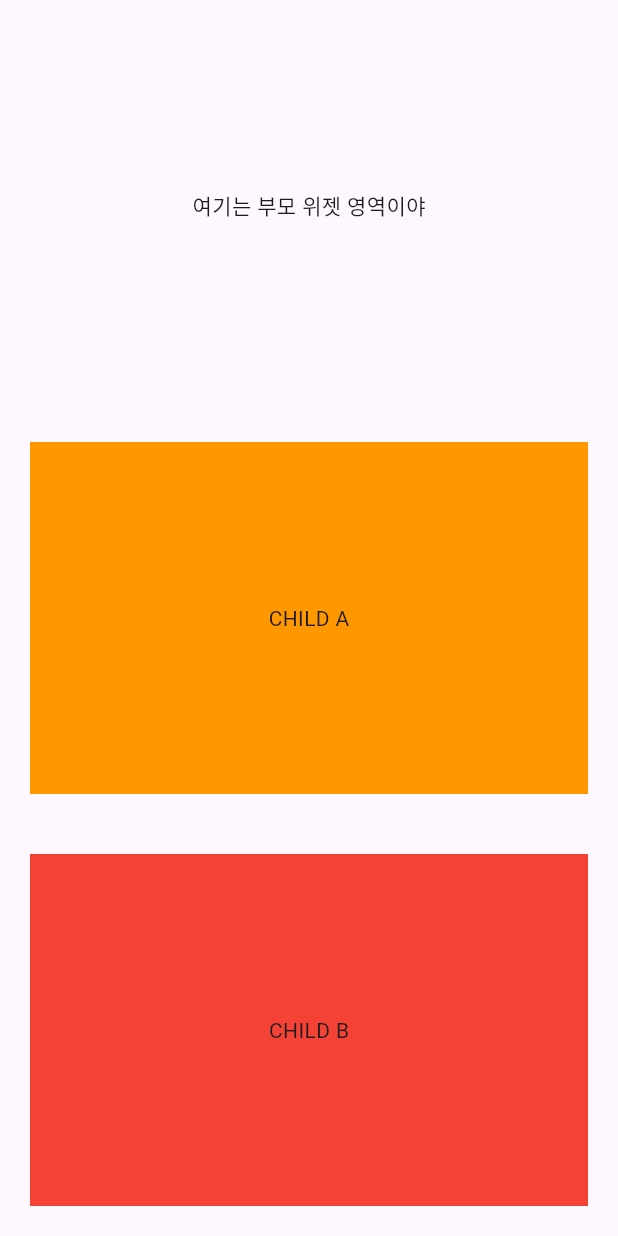
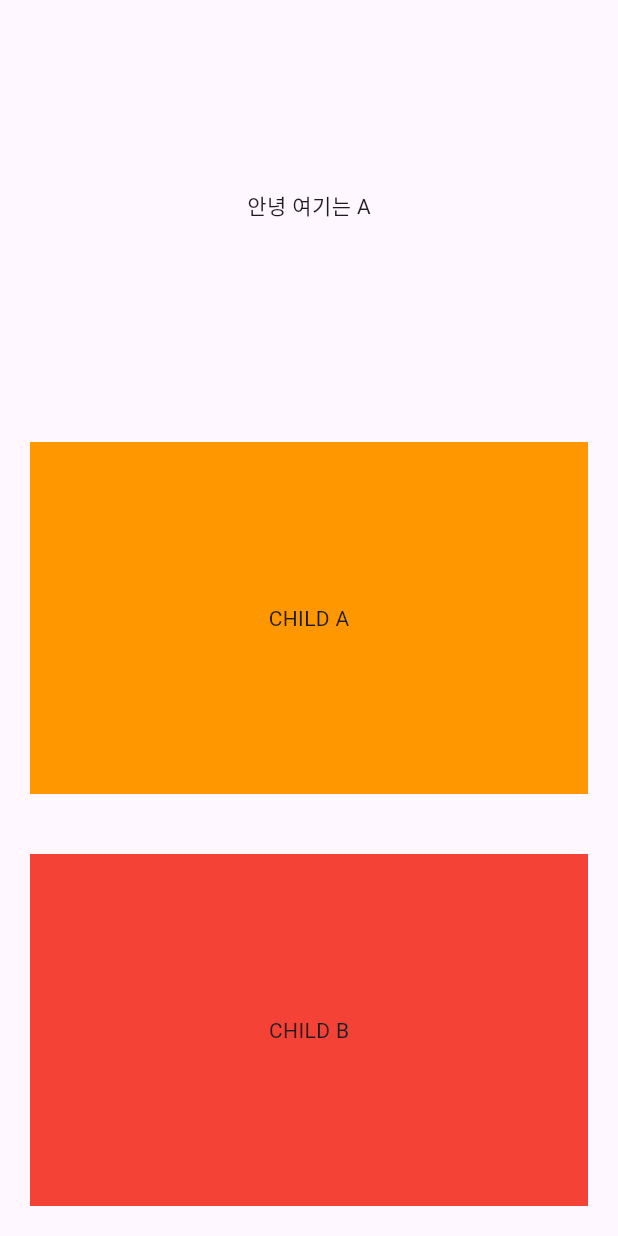
Before and after one commit to aSpring712/dart-flutter, a Flutter app: the screen it shows after launch, after a tap on "CHILD A", on a phone screen of 412 x 824 dp. Run offline on Flutter 3.47's test engine with Material 3 defaults, Android fonts, the phone set to English and light mode, and no system bars; our stand-ins replace font_awesome_flutter, google_fonts; network calls fail.

Commit message:
부모에게 전달

```diff
--- a/class_callback/lib/main.dart
+++ b/class_callback/lib/main.dart
@@ -23,6 +23,7 @@ class _MyAppState extends State<MyApp> {
   // (context) {} --> parameter type : BuildContext
   void onCallbackPressed(String msg) {
     // stf 위젯에 화면을 렌더링 하려면 --> setState() 함수를 써야 함
+    // setState --> build() 함수를 다시 실행 해!!!
     setState(() {
       // childMessageContent = "자식에게 이벤트 발생 했네";
       childMessageContent = msg;
@@ -31,6 +32,8 @@ class _MyAppState extends State<MyApp> {
 
   @override
   Widget build(BuildContext context) {
+    // build <---
+    print("부모 위젯에 빌드 함수가 다시 호출 되니?");
     return MaterialApp(
       home: SafeArea( // device 마다 body 영역 다르므로, body 영역의 적당한 곳에 배치
         child: Scaffold(
@@ -40,10 +43,10 @@ class _MyAppState extends State<MyApp> {
                   child: Center(child: Text(childMessageContent))
               ),
               Expanded(flex: 1, child: ChildA(
-                callback: onCallbackPressed,
+                onCallback: onCallbackPressed,
               )), // Expanded : 확장
               Expanded(flex: 1, child: ChildB(
-                callback: onCallbackPressed,
+                onCallBack: onCallbackPressed,
               )),
             ],
           ),
@@ -56,20 +59,23 @@ class _MyAppState extends State<MyApp> {
 // 자식 -> 반드시 부모 위젯이 있어야 자식이 있을 수 있다(종속성)
 class ChildA extends StatelessWidget {
 
-  // 상태, 기능
-  final VoidCallback callback;
-
-  const ChildA({
-    required this.callback, // 생성자 조건 변경
-    super.key
-  });
+  // 상태와, 기능
+  //final VoidCallback callback; // (String msg) {}
+  // Function() x
+  final Function(String msg) onCallback;
+  // onCallback('aaa');
+  const ChildA({required this.onCallback, super.key});
+  // callback --> () {}
 
   @override
   Widget build(BuildContext context) {
     return Padding(
       padding: const EdgeInsets.all(20.0),
       child: InkWell(
-        onTap: callback, // event 발생 시 자식 -> 부모
+        // () {}
+        onTap: () {
+          onCallback('안녕 여기는 A');
+        }, // event 발생 시 자식 -> 부모
       child: Container(
         width: double.infinity, // 영역만큼 무한히 넓혀라
         color: Colors.orange,
@@ -82,16 +88,20 @@ class ChildA extends StatelessWidget {
 
 // 자식
 class ChildB extends StatelessWidget {
-  final VoidCallback callback;
+  // final VoidCallback callback;
 
-  const ChildB({required this.callback, super.key});
+  final Function(String msg) onCallBack;
+
+  const ChildB({required this.onCallBack, super.key});
 
   @override
   Widget build(BuildContext context) {
     return Padding(
       padding: const EdgeInsets.all(20.0),
       child: InkWell(
-        onTap: callback,
+        onTap: () {
+          onCallBack("하이 여기는 어딜까?");
+        },
         // onTap: () {
         //   print("child B에 이벤트 발생");
         // },
```
